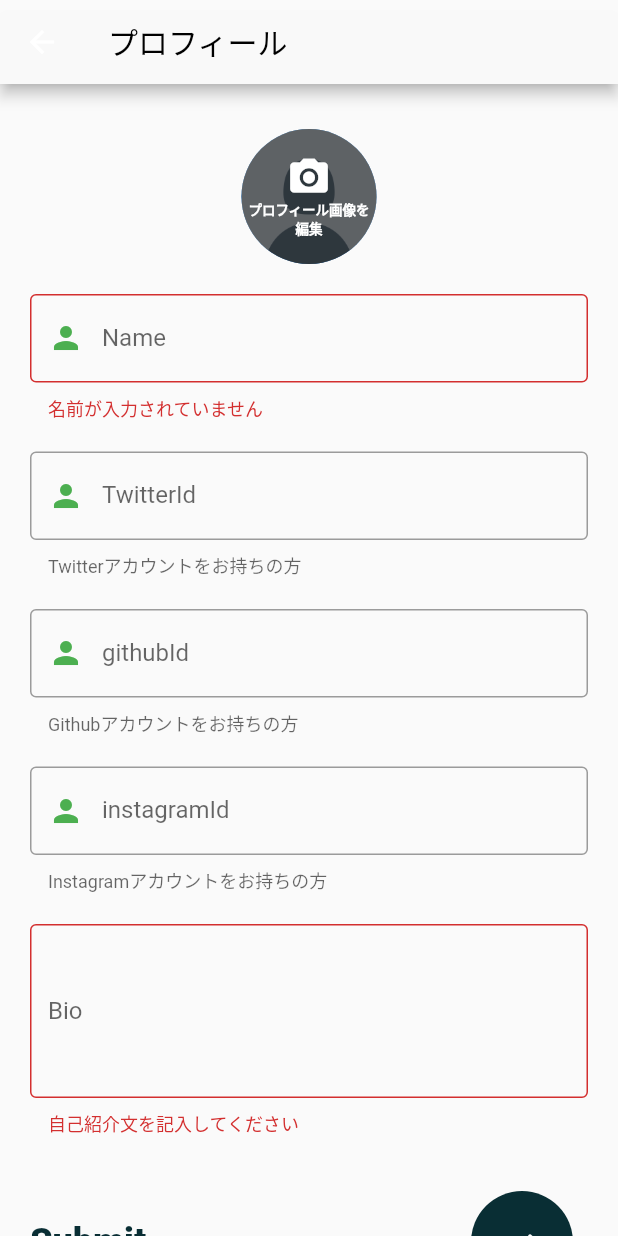
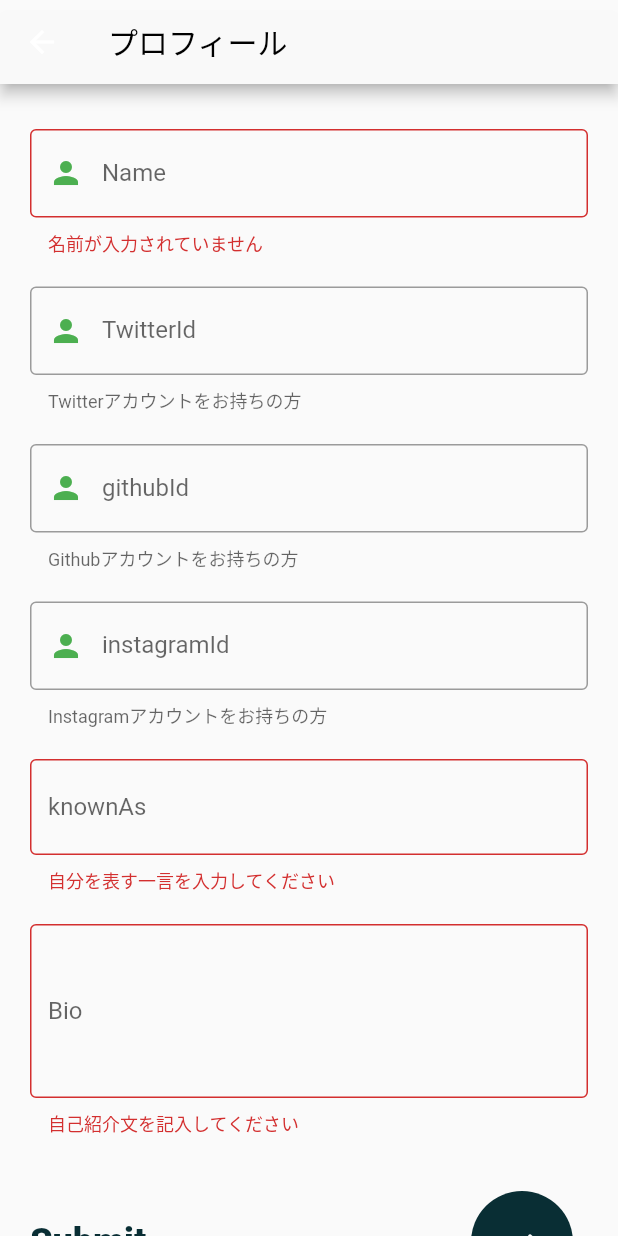
Before and after one commit to TechUni2020/member-site-app, a Flutter app: the StartProfileScreen screen opened directly, after a tap on an icon or button, on a phone screen of 412 x 824 dp. Run offline on Flutter 3.47's test engine with Material 2 defaults, Android fonts, the phone set to English and light mode, and no system bars; our stand-ins replace cloud_firestore, firebase_auth, firebase_core, firebase_storage, flutter_image_compress, font_awesome_flutter and 1 more; accounts and stored records are empty.

Commit message:
welcomeScreen

```diff
--- a/lib/Screens/Welcome/StartProfileScreen.dart
+++ b/lib/Screens/Welcome/StartProfileScreen.dart
@@ -20,32 +20,11 @@ class _StartProfileScreenState extends State<StartProfileScreen> {
   final _globalkey = GlobalKey<FormState>();
   TextEditingController _name = TextEditingController();
   TextEditingController _bio = TextEditingController();
+  TextEditingController _knownAs = TextEditingController();
   TextEditingController _twitterId = TextEditingController();
   TextEditingController _githubId = TextEditingController();
   TextEditingController _instagramId = TextEditingController();
-  XFile? _profilePicture;
   late bool _isSubmitting;
-
-  displayProfileImage() {
-    // ignore: unnecessary_null_comparison
-    if (_profilePicture == null) {
-      return AssetImage('assets/images/placeholder.png');
-    } else {
-      return FileImage(File(_profilePicture!.path));
-    }
-  }
-
-  handleImageFromGallery() async {
-    try {
-      XFile imageFile = await ImagePicker()
-          .pickImage(source: ImageSource.gallery, imageQuality: 85) as XFile;
-      setState(() {
-        _profilePicture = imageFile;
-      });
-    } catch (e) {
-      print(e);
-    }
-  }
 
   _submit() async {
     _globalkey.currentState!.save();
@@ -53,24 +32,18 @@ class _StartProfileScreenState extends State<StartProfileScreen> {
       setState(() {
         _isSubmitting = true;
       });
-      String profilePictureUrl = '';
-      // ignore: unnecessary_null_comparison
-      if (_profilePicture == null) {
-        profilePictureUrl = '';
-      } else {
-        profilePictureUrl =
-            await StorageService.uploadProfilePicture('', _profilePicture!);
-      }
       UserModel user = UserModel(
         name: _name.text,
-        profilePicture: profilePictureUrl,
+        profilePicture: '',
+        coverPicture: '',
         bio: _bio.text,
+        knownAs: _knownAs.text,
         uid: '',
         twitterId: _twitterId.text,
         githubId: _githubId.text,
         instagramId: _instagramId.text,
       );
-      await AuthService().createUserData(currentUserId, user);
+      await AuthService().signInAnonymous(user);
       _isSubmitting = false;
       Navigator.pop(context);
     }
@@ -97,10 +70,6 @@ class _StartProfileScreenState extends State<StartProfileScreen> {
         child: ListView(
           padding: const EdgeInsets.symmetric(horizontal: 20, vertical: 30),
           children: <Widget>[
-            imageProfile(),
-            SizedBox(
-              height: 20,
-            ),
             nameTextField(),
             SizedBox(
               height: 20,
@@ -117,6 +86,10 @@ class _StartProfileScreenState extends State<StartProfileScreen> {
             SizedBox(
               height: 20,
             ),
+            knownAsField(),
+            SizedBox(
+              height: 20,
+            ),
             bioTextField(),
             SizedBox(
               height: 20,
@@ -130,47 +103,6 @@ class _StartProfileScreenState extends State<StartProfileScreen> {
         ),
       ),
     );
-  }
-
-  Widget imageProfile() {
-    return Center(
-        child: GestureDetector(
-      onTap: () {
-        handleImageFromGallery();
-      },
-      child: Stack(
-        children: [
-          CircleAvatar(
-            radius: 45,
-            backgroundImage: displayProfileImage(),
-          ),
-          CircleAvatar(
-            radius: 45,
-            backgroundColor: Colors.black54,
-            child: Column(
-              mainAxisAlignment: MainAxisAlignment.center,
-              crossAxisAlignment: CrossAxisAlignment.stretch,
-              children: [
-                Icon(
-                  Icons.camera_alt,
-                  size: 30,
-                  color: Colors.white,
-                ),
-                Text(
-                  'プロフィール画像を\n編集',
-                  textAlign: TextAlign.center,
-                  style: TextStyle(
-                    color: Colors.white,
-                    fontSize: 9,
-                    fontWeight: FontWeight.bold,
-                  ),
-                )
-              ],
-            ),
-          )
-        ],
-      ),
-    ));
   }
 
   Widget nameTextField() {
@@ -273,6 +205,30 @@ class _StartProfileScreenState extends State<StartProfileScreen> {
     );
   }
 
+  Widget knownAsField() {
+    return TextFormField(
+      controller: _knownAs,
+      validator: (value) {
+        if (value!.isEmpty) return "自分を表す一言を入力してください";
+        return null;
+      },
+      decoration: InputDecoration(
+        border: OutlineInputBorder(
+            borderSide: BorderSide(
+          color: Colors.teal,
+        )),
+        focusedBorder: OutlineInputBorder(
+            borderSide: BorderSide(
+          color: Colors.orange,
+          width: 2,
+        )),
+        labelText: "knownAs",
+        helperText: "自分を表す一言を記入してください",
+        hintText: "技術大好き人間",
+      ),
+    );
+  }
+
   Widget bioTextField() {
     return TextFormField(
       controller: _bio,
```
